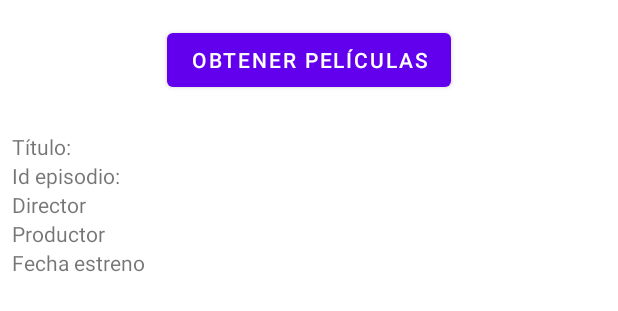
After one commit to BRM13274/capacitacion_devU, an Android app: the layout activity_star_wars.xml on its own in the app's theme, with its tools: preview values and no code run, on a phone screen of 412 x 824 dp. The commit adds this screen. Shown: the top 311 px of the screen. Run offline under Robolectric (Android 15) with nearby library versions, the phone set to English and light mode, and no system bars; network calls fail.

Commit message:
feat: Crear petición a lista de películas y mostrarlas en listado

```diff
--- /dev/null
+++ b/app/src/main/res/layout/activity_star_wars.xml
@@ -0,0 +1,33 @@
+<?xml version="1.0" encoding="utf-8"?>
+<androidx.constraintlayout.widget.ConstraintLayout xmlns:android="http://schemas.android.com/apk/res/android"
+    xmlns:app="http://schemas.android.com/apk/res-auto"
+    xmlns:tools="http://schemas.android.com/tools"
+    android:layout_width="match_parent"
+    android:layout_height="match_parent"
+    tools:context=".StarWarsActivity">
+
+    <Button
+        android:id="@+id/fetch_films"
+        android:layout_width="wrap_content"
+        android:layout_height="wrap_content"
+        android:layout_margin="16dp"
+        android:text="@string/fetch_films"
+        app:layout_constraintBottom_toBottomOf="parent"
+        app:layout_constraintEnd_toEndOf="parent"
+        app:layout_constraintStart_toStartOf="parent"
+        app:layout_constraintTop_toTopOf="parent"
+        app:layout_constraintVertical_bias="0.0" />
+
+    <androidx.recyclerview.widget.RecyclerView
+        android:id="@+id/rv_films"
+        android:layout_width="match_parent"
+        android:layout_height="wrap_content"
+        android:layout_marginTop="16dp"
+        app:layout_constraintBottom_toBottomOf="parent"
+        app:layout_constraintEnd_toEndOf="parent"
+        app:layout_constraintStart_toStartOf="parent"
+        app:layout_constraintTop_toBottomOf="@id/fetch_films"
+        app:layout_constraintVertical_bias="0.0"
+        tools:listitem="@layout/film_item" />
+
+</androidx.constraintlayout.widget.ConstraintLayout>
--- /dev/null
+++ b/app/src/main/res/layout/film_item.xml
@@ -0,0 +1,81 @@
+<?xml version="1.0" encoding="utf-8"?>
+<LinearLayout xmlns:android="http://schemas.android.com/apk/res/android"
+    android:layout_width="match_parent"
+    android:layout_height="match_parent"
+    android:orientation="horizontal"
+    android:baselineAligned="false"
+    android:layout_margin="8dp">
+
+    <LinearLayout
+        android:layout_width="match_parent"
+        android:layout_height="wrap_content"
+        android:layout_weight="1"
+        android:orientation="vertical">
+
+        <TextView
+            android:layout_width="wrap_content"
+            android:layout_height="wrap_content"
+            android:text="@string/sw_film_title" />
+
+        <TextView
+            android:layout_width="wrap_content"
+            android:layout_height="wrap_content"
+            android:text="@string/sw_fil_id" />
+
+        <TextView
+            android:layout_width="wrap_content"
+            android:layout_height="wrap_content"
+            android:text="@string/sw_fil_director" />
+
+        <TextView
+            android:layout_width="wrap_content"
+            android:layout_height="wrap_content"
+            android:text="@string/sw_fil_producer" />
+
+        <TextView
+            android:layout_width="wrap_content"
+            android:layout_height="wrap_content"
+            android:text="@string/sw_fil_release_date" />
+
+    </LinearLayout>
+
+    <LinearLayout
+        android:layout_width="match_parent"
+        android:layout_height="wrap_content"
+        android:layout_weight="1"
+        android:orientation="vertical">
+
+        <TextView
+            android:id="@+id/tv_film_title"
+            android:layout_width="wrap_content"
+            android:layout_height="wrap_content"
+            android:gravity="end" />
+
+        <TextView
+            android:id="@+id/tv_film_id"
+            android:layout_width="wrap_content"
+            android:layout_height="wrap_content"
+            android:gravity="end" />
+
+        <TextView
+            android:id="@+id/tv_film_director"
+            android:layout_width="wrap_content"
+            android:layout_height="wrap_content"
+            android:gravity="end" />
+
+        <TextView
+            android:id="@+id/tv_film_producer"
+            android:layout_width="wrap_content"
+            android:layout_height="wrap_content"
+            android:gravity="end" />
+
+        <TextView
+            android:id="@+id/tv_film_release_date"
+            android:layout_width="wrap_content"
+            android:layout_height="wrap_content"
+            android:gravity="end" />
+
+
+    </LinearLayout>
+
+</LinearLayout>
--- a/app/src/main/res/values/strings.xml
+++ b/app/src/main/res/values/strings.xml
@@ -14,4 +14,12 @@
     <string name="btn_action_message">¡Presiona el botón para disparar su ejecución!</string>
     <string name="msg_congratulations">¡Felicidades! lograste acceder al segúndo activity</string>
 
+    <!-- Strings for Star Wars module-->
+    <string name="fetch_films">Obtener películas</string>
+    <string name="sw_film_title">Título:</string>
+    <string name="sw_fil_id">Id episodio:</string>
+    <string name="sw_fil_director">Director</string>
+    <string name="sw_fil_producer">Productor</string>
+    <string name="sw_fil_release_date">Fecha estreno</string>
+
 </resources>
```
Also changed, not shown: app/src/main/java/com/banregio/devuapp/FilmsAdapter.kt (added, +46 -0 lines), app/src/main/java/com/banregio/devuapp/SWFilm.kt (added, +15 -0 lines), app/src/main/java/com/banregio/devuapp/StarWarsActivity.kt (added, +70 -0 lines).
